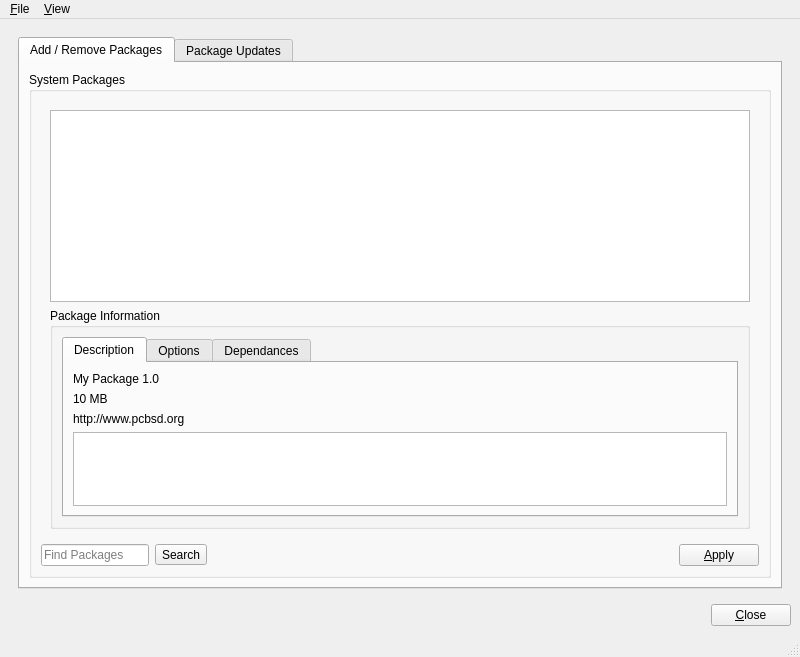
This is src-qt4/pc-pkgmanager/mainWin.ui in trueos/pcbsd as Qt 5 draws it before an edit. The edited form follows.
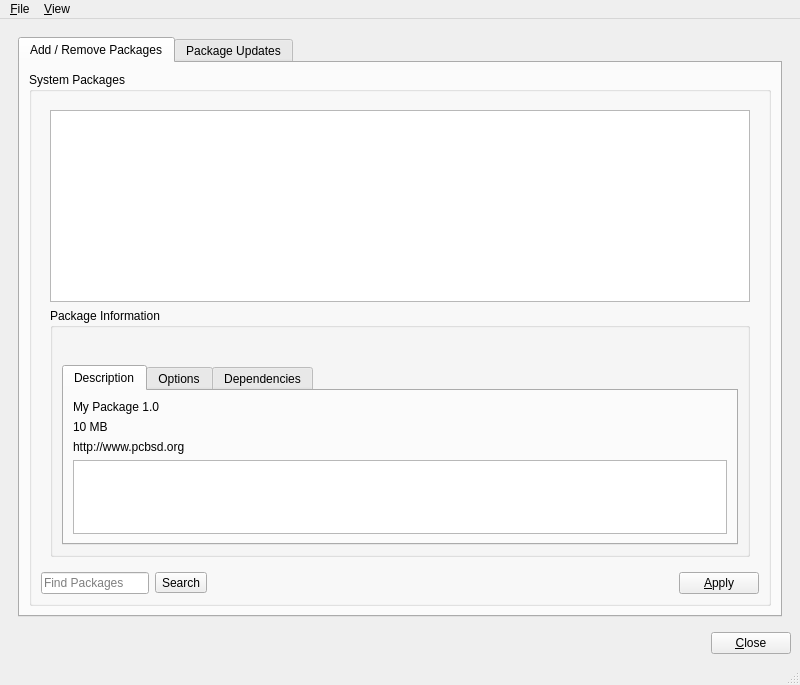
This is the edited form. The open tabs and pages were chosen to show the change. Icons and pictures are not drawn.

Commit message: Fix a spelling error, and add a close button for the advanced details

The edit to the form file:
```diff
--- a/src-qt4/pc-pkgmanager/mainWin.ui
+++ b/src-qt4/pc-pkgmanager/mainWin.ui
@@ -7,7 +7,7 @@
     <x>0</x>
     <y>0</y>
     <width>800</width>
-    <height>641</height>
+    <height>644</height>
    </rect>
   </property>
   <property name="windowTitle">
@@ -95,7 +95,38 @@
                       <string>Package Information</string>
                      </property>
                      <layout class="QGridLayout" name="gridLayout_6">
-                      <item row="0" column="0" rowspan="3">
+                      <item row="0" column="0">
+                       <layout class="QHBoxLayout" name="horizontalLayout_2">
+                        <item>
+                         <spacer name="horizontalSpacer">
+                          <property name="orientation">
+                           <enum>Qt::Horizontal</enum>
+                          </property>
+                          <property name="sizeHint" stdset="0">
+                           <size>
+                            <width>40</width>
+                            <height>20</height>
+                           </size>
+                          </property>
+                         </spacer>
+                        </item>
+                        <item>
+                         <widget class="QPushButton" name="pushCloseAdv">
+                          <property name="text">
+                           <string/>
+                          </property>
+                          <property name="icon">
+                           <iconset resource="pc-pkgmanager.qrc">
+                            <normaloff>:/window-close.png</normaloff>:/window-close.png</iconset>
+                          </property>
+                          <property name="flat">
+                           <bool>true</bool>
+                          </property>
+                         </widget>
+                        </item>
+                       </layout>
+                      </item>
+                      <item row="1" column="0">
                        <widget class="QTabWidget" name="tabWidget">
                         <property name="currentIndex">
                          <number>0</number>
@@ -161,7 +192,7 @@
                         </widget>
                         <widget class="QWidget" name="tab">
                          <attribute name="title">
-                          <string>Dependances</string>
+                          <string>Dependencies</string>
                          </attribute>
                          <layout class="QGridLayout" name="gridLayout_13">
                           <item row="0" column="0">
```
Left out of the diff: 2 changed lines with no effect on the pictures. The commit also changes 3 other files.
